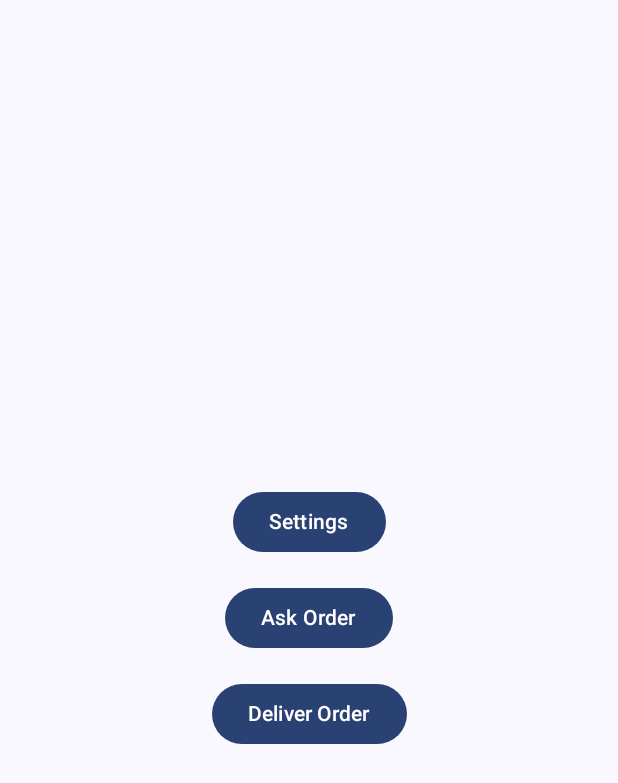
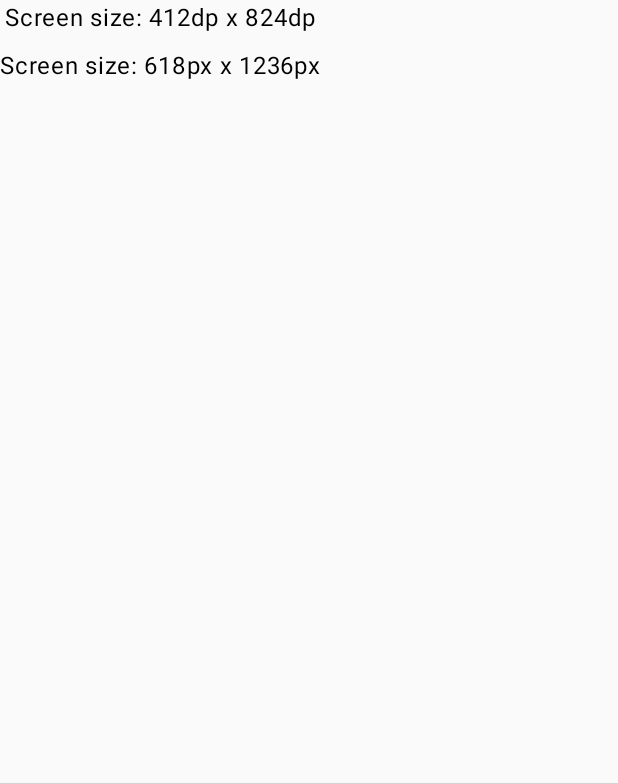
Before and after one commit to Andy-Leo10/restaurant, an Android app built with Jetpack Compose: the screen it shows after launch (MainActivity), on a phone screen of 412 x 824 dp. Shown: the top 783 px of the screen. Run offline under Robolectric (Android 15) with nearby library versions, the phone set to English and light mode, and no system bars.

Commit message:
Screen sizes checker

```diff
--- a/app/build.gradle.kts
+++ b/app/build.gradle.kts
@@ -37,6 +37,9 @@ android {
     buildFeatures {
         compose = true
     }
+    composeOptions {
+        kotlinCompilerExtensionVersion = "1.5.0"
+    }
 }
 
 dependencies {
@@ -49,6 +52,7 @@ dependencies {
     implementation(libs.androidx.ui.graphics)
     implementation(libs.androidx.ui.tooling.preview)
     implementation(libs.androidx.material3)
+    implementation(libs.androidx.navigation.compose.android)
     testImplementation(libs.junit)
     androidTestImplementation(libs.androidx.junit)
     androidTestImplementation(libs.androidx.espresso.core)
--- a/app/src/main/java/com/example/restaurant/MainActivity.kt
+++ b/app/src/main/java/com/example/restaurant/MainActivity.kt
@@ -25,6 +25,8 @@ import com.ainirobot.coreservice.client.Definition
 import com.ainirobot.coreservice.client.StatusListener
 import com.ainirobot.coreservice.client.listener.CommandListener
 import kotlinx.coroutines.*
+import androidx.compose.ui.platform.LocalConfiguration
+import androidx.compose.ui.platform.LocalDensity
 
 class MainActivity : ComponentActivity() {
     override fun onCreate(savedInstanceState: Bundle?) {
@@ -34,7 +36,8 @@ class MainActivity : ComponentActivity() {
 
         setContent {
             RestaurantTheme {
-                AppNavigation()
+                // AppNavigation()
+                ScreenSizeExample()
             }
         }
     }
@@ -220,6 +223,25 @@ class MainActivity : ComponentActivity() {
 }
 
 @Composable
+fun ScreenSizeExample() {
+    val configuration = LocalConfiguration.current
+    val density = LocalDensity.current.density
+
+    val screenWidthDp = configuration.screenWidthDp
+    val screenHeightDp = configuration.screenHeightDp
+    val screenWidthPx = (screenWidthDp * density).toInt()
+    val screenHeightPx = (screenHeightDp * density).toInt()
+
+    Column(
+        verticalArrangement = Arrangement.spacedBy(8.dp),
+        horizontalAlignment = Alignment.CenterHorizontally
+    ) {
+        Text("Screen size: ${screenWidthDp}dp x ${screenHeightDp}dp")
+        Text("Screen size: ${screenWidthPx}px x ${screenHeightPx}px")
+    }
+}
+
+@Composable
 fun AppNavigation() {
     var currentScreen by remember { mutableStateOf("MainScreen") }
 
--- a/gradle/libs.versions.toml
+++ b/gradle/libs.versions.toml
@@ -9,6 +9,8 @@ lifecycleRuntimeKtx = "2.8.7"
 activityCompose = "1.10.1"
 composeBom = "2024.09.00"
 gson = "2.10.1"
+navigationComposeAndroid = "2.9.0"
+compose = "1.5.0"
 
 [libraries]
 androidx-core-ktx = { group = "androidx.core", name = "core-ktx", version.ref = "coreKtx" }
@@ -26,6 +28,10 @@ androidx-ui-test-manifest = { group = "androidx.compose.ui", name = "ui-test-man
 androidx-ui-test-junit4 = { group = "androidx.compose.ui", name = "ui-test-junit4" }
 androidx-material3 = { group = "androidx.compose.material3", name = "material3" }
 gson = { group = "com.google.code.gson", name = "gson", version.ref = "gson" }
+androidx-navigation-compose-android = { group = "androidx.navigation", name = "navigation-compose-android", version.ref = "navigationComposeAndroid" }
+compose-ui = { group = "androidx.compose.ui", name = "ui", version.ref = "compose" }
+compose-foundation = { group = "androidx.compose.foundation", name = "foundation", version.ref = "compose" }
+compose-runtime = { group = "androidx.compose.runtime", name = "runtime", version.ref = "compose" }
 
 [plugins]
 android-application = { id = "com.android.application", version.ref = "agp" }
```
Also changed, not shown: app/src/main/java/com/example/restaurant/screens/AskOrderScreen.kt (renamed from app/src/main/java/com/example/restaurant/AskOrderScreen.kt), app/src/main/java/com/example/restaurant/screens/DeliverOrderScreen.kt (renamed from app/src/main/java/com/example/restaurant/DeliverOrderScreen.kt), app/src/main/java/com/example/restaurant/screens/SettingsScreen.kt (renamed from app/src/main/java/com/example/restaurant/SettingsScreen.kt).
